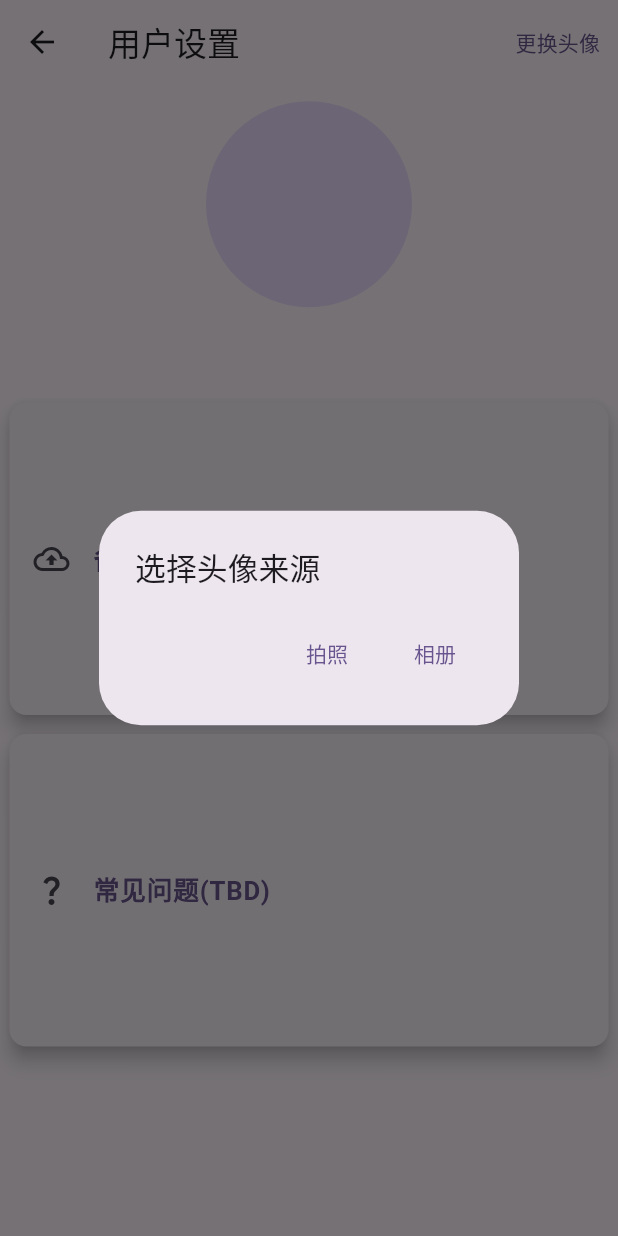
After one commit to Sanotsu/ai-light-life, a Flutter app: the UserAndSettings screen opened directly, after a tap on "更换头像", on a phone screen of 412 x 824 dp. The commit adds this screen. Run offline on Flutter 3.47's test engine with Material 3 defaults, Android fonts, the phone set to English and light mode, and no system bars; our stand-ins replace cached_network_image, carousel_slider, connectivity_plus, device_info_plus, dio, file_picker and 17 more; missing offline and left inert: form_builder_file_picker; accounts and stored records are empty.

Commit message:
feat: 添加“用户设置”示例页面，放置全量备份恢复。fix:随机菜品下拉分类部分不仅是预设也包含数据库中导入时使用的其他分类

```diff
--- a/lib/common/constants.dart
+++ b/lib/common/constants.dart
@@ -79,6 +79,7 @@ List<CusLabel> dishCateOptions = [
   CusLabel(enLabel: 'Dinner', cnLabel: "晚餐", value: '晚餐'),
   CusLabel(enLabel: 'MidnightSnack', cnLabel: "夜宵", value: '夜宵'),
   CusLabel(enLabel: 'Dessert', cnLabel: "甜点", value: '甜点'),
+  CusLabel(enLabel: 'StapleFood', cnLabel: "主食", value: '主食'),
   CusLabel(enLabel: 'Other', cnLabel: "其他", value: '其他'),
 ];
 
--- a/lib/common/utils/tools.dart
+++ b/lib/common/utils/tools.dart
@@ -103,8 +103,6 @@ String getTimePeriod() {
   }
 }
 
-List<String> mealCates = ["早餐", "早茶", "午餐", "下午茶", "晚餐", "夜宵", "甜点", "主食"];
-
 // 保存指定平台应用配置的id和key
 setIdAndKeyFromPlatform(CloudPlatform cp, String? id, String? key) async {
   if (cp == CloudPlatform.baidu) {
--- a/lib/services/cus_get_storage.dart
+++ b/lib/services/cus_get_storage.dart
@@ -64,4 +64,11 @@ class MyGetStorage {
 
   bool getIsAuthorsAppInfo() =>
       bool.tryParse(box.read("is_authors_app_info").toString()) ?? false;
+
+  // 2024-06-27 用户头像地址
+  Future<void> setUserAvatarPath(String? flag) async {
+    await box.write("user_avatar_path", flag);
+  }
+
+  String? getUserAvatarPath() => box.read("user_avatar_path");
 }
--- a/lib/views/home_page.dart
+++ b/lib/views/home_page.dart
@@ -7,6 +7,7 @@ import 'accounting/index.dart';
 import 'agi_llm_sample/index.dart';
 import 'user_and_settings/backup_and_restore/index.dart';
 import 'random_dish/dish_wheel_index.dart';
+import 'user_and_settings/index.dart';
 
 /// 主页面
 
@@ -24,6 +25,7 @@ class _HomePageState extends State<HomePage> {
     AgiLlmSample(),
     BillItemIndex(),
     DishWheelIndex(),
+    UserAndSettings(),
   ];
 
   void _onItemTapped(int index) {
@@ -108,6 +110,10 @@ class _HomePageState extends State<HomePage> {
               icon: Icon(Icons.restaurant_menu),
               label: "随机菜品",
             ),
+            BottomNavigationBarItem(
+              icon: Icon(Icons.person),
+              label: "用户设置",
+            ),
           ],
           currentIndex: _selectedIndex,
           onTap: _onItemTapped,
--- /dev/null
+++ b/lib/views/user_and_settings/index.dart
@@ -0,0 +1,285 @@
+// ignore_for_file: avoid_print
+
+import 'dart:io';
+
+import 'package:flutter/material.dart';
+import 'package:flutter_screenutil/flutter_screenutil.dart';
+import 'package:image_picker/image_picker.dart';
+import 'package:photo_view/photo_view.dart';
+
+import '../../common/constants.dart';
+import '../../services/cus_get_storage.dart';
+import 'backup_and_restore/index.dart';
+
+class UserAndSettings extends StatefulWidget {
+  const UserAndSettings({super.key});
+
+  @override
+  State<UserAndSettings> createState() => _UserAndSettingsState();
+}
+
+class _UserAndSettingsState extends State<UserAndSettings> {
+  // 用户头像路径
+  String? _avatarPath = MyGetStorage().getUserAvatarPath();
+
+  // 修改头像
+  // 选择图片来源
+  Future<void> _pickImage(ImageSource source) async {
+    final picker = ImagePicker();
+    final pickedFile = await picker.pickImage(source: source);
+    if (pickedFile != null) {
+      await MyGetStorage().setUserAvatarPath(pickedFile.path);
+      setState(() {
+        _avatarPath = pickedFile.path;
+      });
+    }
+  }
+
+  @override
+  Widget build(BuildContext context) {
+    // 计算屏幕剩余的高度
+    // 设备屏幕的总高度
+    //  - 屏幕顶部的安全区域高度，即状态栏的高度
+    //  - 屏幕底部的安全区域高度，即导航栏的高度或者虚拟按键的高度
+    //  - 应用程序顶部的工具栏（如 AppBar）的高度
+    //  - 应用程序底部的导航栏的高度
+    //  - 组件的边框间隔(不一定就是2)
+    double screenBodyHeight = MediaQuery.of(context).size.height -
+        MediaQuery.of(context).padding.top -
+        MediaQuery.of(context).padding.bottom -
+        kToolbarHeight -
+        kBottomNavigationBarHeight;
+
+    print("screenBodyHeight--------$screenBodyHeight");
+
+    return Scaffold(
+      appBar: AppBar(
+        title: const Text("用户设置"),
+        actions: [
+          TextButton(
+            onPressed: () {
+              showDialog(
+                context: context,
+                builder: (BuildContext context) {
+                  return AlertDialog(
+                    title: Text(
+                      "选择头像来源",
+                      style: TextStyle(fontSize: 18.sp),
+                    ),
+                    actions: [
+                      TextButton(
+                        onPressed: () {
+                          Navigator.of(context).pop();
+                          _pickImage(ImageSource.camera);
+                        },
+                        child: const Text("拍照"),
+                      ),
+                      TextButton(
+                        onPressed: () {
+                          Navigator.of(context).pop();
+                          _pickImage(ImageSource.gallery);
+                        },
+                        child: const Text("相册"),
+                      ),
+                    ],
+                  );
+                },
+              );
+            },
+            child: const Text("更换头像"),
+          ),
+        ],
+      ),
+      body: ListView(
+        children: [
+          /// 用户基本信息展示区域
+          ..._buildBaseUserInfoArea(),
+
+          SizedBox(height: 50.sp),
+          // 备份还原和更多设置
+          SizedBox(
+            height: (screenBodyHeight - 250 - 20),
+            child: Center(child: _buildBakAndRestoreAndMoreSettingRow()),
+          ),
+        ],
+      ),
+    );
+  }
+
+  // 用户基本信息展示区域
+  _buildBaseUserInfoArea() {
+    return [
+      SizedBox(height: 10.sp),
+      Stack(
+        alignment: Alignment.center,
+        children: [
+          // 没有修改头像，就用默认的
+          if (_avatarPath == null)
+            CircleAvatar(
+              maxRadius: 60.sp,
+              backgroundColor: Colors.transparent,
+              backgroundImage: const AssetImage(placeholderImageUrl),
+              // y圆形头像的边框线
+              child: Container(
+                decoration: BoxDecoration(
+                  shape: BoxShape.circle,
+                  border: Border.all(
+                    color: Theme.of(context).primaryColor,
+                    width: 2.sp,
+                  ),
+                ),
+              ),
+            ),
+          if (_avatarPath != null)
+            GestureDetector(
+              onTap: () {
+                // 这个直接弹窗显示图片可以缩放
+                showDialog(
+                  context: context,
+                  builder: (BuildContext context) {
+                    return Dialog(
+                      backgroundColor: Colors.transparent, // 设置背景透明
+                      child: PhotoView(
+                        imageProvider: FileImage(File(_avatarPath!)),
+                        // 设置图片背景为透明
+                        backgroundDecoration: const BoxDecoration(
+                          color: Colors.transparent,
+                        ),
+                        // 可以旋转
+                        // enableRotation: true,
+                        // 缩放的最大最小限制
+                        minScale: PhotoViewComputedScale.contained * 0.8,
+                        maxScale: PhotoViewComputedScale.covered * 2,
+                        errorBuilder: (context, url, error) =>
+                            const Icon(Icons.error),
+                      ),
+                    );
+                  },
+                );
+              },
+              child: CircleAvatar(
+                maxRadius: 60.sp,
+                backgroundImage: FileImage(File(_avatarPath!)),
+              ),
+            ),
+
+          // Positioned(
+          //   top: 0.sp,
+          //   right: 0.sp,
+          //   child: TextButton(
+          //     onPressed: () {
+          //       showDialog(
+          //         context: context,
+          //         builder: (BuildContext context) {
+          //           return AlertDialog(
+          //             title: Text(
+          //               "选择头像来源",
+          //               style: TextStyle(fontSize: 18.sp),
+          //             ),
+          //             actions: [
+          //               TextButton(
+          //                 onPressed: () {
+          //                   Navigator.of(context).pop();
+          //                   _pickImage(ImageSource.camera);
+          //                 },
+          //                 child: const Text("拍照"),
+          //               ),
+          //               TextButton(
+          //                 onPressed: () {
+          //                   Navigator.of(context).pop();
+          //                   _pickImage(ImageSource.gallery);
+          //                 },
+          //                 child: const Text("相册"),
+          //               ),
+          //             ],
+          //           );
+          //         },
+          //       );
+          //     },
+          //     child: const Text("更换头像"),
+          //   ),
+          // ),
+        ],
+      ),
+    ];
+  }
+
+  _buildBakAndRestoreAndMoreSettingRow() {
+    return Column(
+      children: [
+        Expanded(
+          child: NewCusSettingCard(
+            leadingIcon: Icons.backup_outlined,
+            title: "备份恢复",
+            onTap: () {
+              // 处理相应的点击事件
+              Navigator.push(
+                context,
+                MaterialPageRoute(
+                  builder: (context) => const BackupAndRestore(),
+                ),
+              );
+            },
+          ),
+        ),
+        Expanded(
+          child: NewCusSettingCard(
+            leadingIcon: Icons.question_mark,
+            title: '常见问题(TBD)',
+            onTap: () {
+              showAboutDialog(
+                context: context,
+                applicationName: 'AI Light Life',
+                children: [
+                  const Text("author: SanotSu"),
+                  const Text("phone: 13113155009"),
+                ],
+              );
+            },
+          ),
+        ),
+      ],
+    );
+  }
+}
+
+// 每个设置card抽出来复用
+class NewCusSettingCard extends StatelessWidget {
+  final IconData leadingIcon;
+  final String title;
+  final VoidCallback onTap;
+
+  const NewCusSettingCard({
+    Key? key,
+    required this.leadingIcon,
+    required this.title,
+    required this.onTap,
+  }) : super(key: key);
+
+  @override
+  Widget build(BuildContext context) {
+    return Container(
+      padding: EdgeInsets.all(2.sp),
+      child: Card(
+        elevation: 5,
+        shape: RoundedRectangleBorder(
+          borderRadius: BorderRadius.circular(10.sp),
+        ),
+        child: Center(
+          child: ListTile(
+            leading: Icon(leadingIcon),
+            title: Text(
+              title,
+              style: TextStyle(
+                fontSize: 15.sp,
+                fontWeight: FontWeight.bold,
+                color: Theme.of(context).primaryColor,
+              ),
+            ),
+            onTap: onTap,
+          ),
+        ),
+      ),
+    );
+  }
+}
```
Also changed, not shown: lib/models/brief_accounting_state.dart (+6 -2 lines), lib/views/agi_llm_sample/index.dart (+17 -13 lines), lib/views/random_dish/dish_wheel_index.dart (+64 -7 lines), lib/views/user_and_settings/backup_and_restore/index.dart (+34 -1 lines), 1 other file.
